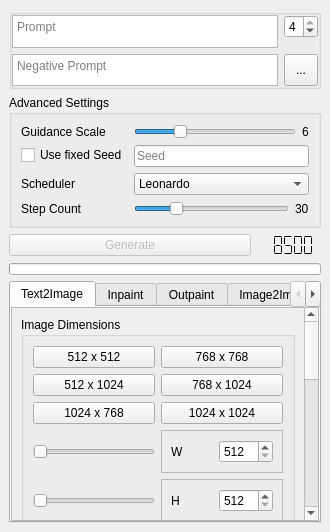
Qt form leonardo_ai/view/dock.ui (rainu/krita-leonardo-ai) before a commit.
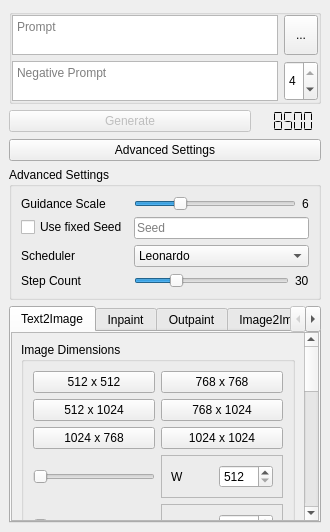
The same form after that commit. The open tabs and pages were chosen to show the change. Icons and pictures are not drawn.

Commit message: reorganize general settings in dock to make place for settings button

Patch:
```diff
--- a/leonardo_ai/view/dock.ui
+++ b/leonardo_ai/view/dock.ui
@@ -26,7 +26,7 @@
       <property name="maximumSize">
        <size>
         <width>16777215</width>
-        <height>80</height>
+        <height>110</height>
        </size>
       </property>
       <property name="layoutDirection">
@@ -49,22 +49,6 @@
         <number>0</number>
        </property>
        <item row="1" column="0">
-        <widget class="QPlainTextEdit" name="inNegativePrompt">
-         <property name="enabled">
-          <bool>true</bool>
-         </property>
-         <property name="maximumSize">
-          <size>
-           <width>16777215</width>
-           <height>40</height>
-          </size>
-         </property>
-         <property name="placeholderText">
-          <string>Negative Prompt</string>
-         </property>
-        </widget>
-       </item>
-       <item row="0" column="0">
         <widget class="QPlainTextEdit" name="inPrompt">
          <property name="maximumSize">
           <size>
@@ -80,8 +64,30 @@
          </property>
         </widget>
        </item>
-       <item row="0" column="1" alignment="Qt::AlignTop">
+       <item row="2" column="0">
+        <widget class="QPlainTextEdit" name="inNegativePrompt">
+         <property name="enabled">
+          <bool>true</bool>
+         </property>
+         <property name="maximumSize">
+          <size>
+           <width>16777215</width>
+           <height>40</height>
+          </size>
+         </property>
+         <property name="placeholderText">
+          <string>Negative Prompt</string>
+         </property>
+        </widget>
+       </item>
+       <item row="2" column="1">
         <widget class="QSpinBox" name="inNumberOfImages">
+         <property name="sizePolicy">
+          <sizepolicy hsizetype="Preferred" vsizetype="Preferred">
+           <horstretch>0</horstretch>
+           <verstretch>0</verstretch>
+          </sizepolicy>
+         </property>
          <property name="toolTip">
           <string>Number of generated Images</string>
          </property>
@@ -97,7 +103,7 @@
         </widget>
        </item>
        <item row="1" column="1">
-        <widget class="QToolButton" name="btnAdvancedSettings">
+        <widget class="QToolButton" name="toolButton">
          <property name="sizePolicy">
           <sizepolicy hsizetype="Preferred" vsizetype="Preferred">
            <horstretch>0</horstretch>
@@ -112,6 +118,72 @@
       </layout>
      </widget>
     </item>
+    <item>
+     <widget class="QFrame" name="frame_17">
+      <property name="frameShape">
+       <enum>QFrame::NoFrame</enum>
+      </property>
+      <property name="frameShadow">
+       <enum>QFrame::Raised</enum>
+      </property>
+      <layout class="QHBoxLayout" name="horizontalLayout_15">
+       <property name="leftMargin">
+        <number>0</number>
+       </property>
+       <property name="topMargin">
+        <number>0</number>
+       </property>
+       <property name="rightMargin">
+        <number>0</number>
+       </property>
+       <property name="bottomMargin">
+        <number>0</number>
+       </property>
+       <item>
+        <widget class="QPushButton" name="btnGenerate">
+         <property name="enabled">
+          <bool>false</bool>
+         </property>
+         <property name="sizePolicy">
+          <sizepolicy hsizetype="Expanding" vsizetype="Fixed">
+           <horstretch>0</horstretch>
+           <verstretch>0</verstretch>
+          </sizepolicy>
+         </property>
+         <property name="text">
+          <string>Generate</string>
+         </property>
+        </widget>
+       </item>
+       <item alignment="Qt::AlignRight">
+        <widget class="QLCDNumber" name="lcdBalance">
+         <property name="frameShape">
+          <enum>QFrame::NoFrame</enum>
+         </property>
+         <property name="segmentStyle">
+          <enum>QLCDNumber::Flat</enum>
+         </property>
+         <property name="value" stdset="0">
+          <double>8500.000000000000000</double>
+         </property>
+        </widget>
+       </item>
+      </layout>
+     </widget>
+    </item>
+    <item>
+     <widget class="QPushButton" name="btnAdvancedSettings">
+      <property name="sizePolicy">
+       <sizepolicy hsizetype="Preferred" vsizetype="Preferred">
+        <horstretch>0</horstretch>
+        <verstretch>0</verstretch>
+       </sizepolicy>
+      </property>
+      <property name="text">
+       <string>Advanced Settings</string>
+      </property>
+     </widget>
+    </item>
     <item>
      <widget class="QGroupBox" name="grpAdvancedSettings">
       <property name="title">
@@ -307,75 +379,6 @@
       </layout>
      </widget>
     </item>
-    <item>
-     <widget class="QFrame" name="frame_17">
-      <property name="frameShape">
-       <enum>QFrame::NoFrame</enum>
-      </property>
-      <property name="frameShadow">
-       <enum>QFrame::Raised</enum>
-      </property>
-      <layout class="QHBoxLayout" name="horizontalLayout_15">
-       <property name="leftMargin">
-        <number>0</number>
-       </property>
-       <property name="topMargin">
-        <number>0</number>
-       </property>
-       <property name="rightMargin">
-        <number>0</number>
-       </property>
-       <property name="bottomMargin">
-        <number>0</number>
-       </property>
-       <item>
-        <widget class="QPushButton" name="btnGenerate">
-         <property name="enabled">
-          <bool>false</bool>
-         </property>
-         <property name="sizePolicy">
-          <sizepolicy hsizetype="Expanding" vsizetype="Fixed">
-           <horstretch>0</horstretch>
-           <verstretch>0</verstretch>
-          </sizepolicy>
-         </property>
-         <property name="text">
-          <string>Generate</string>
-         </property>
-        </widget>
-       </item>
-       <item alignment="Qt::AlignRight">
-        <widget class="QLCDNumber" name="lcdBalance">
-         <property name="frameShape">
-          <enum>QFrame::NoFrame</enum>
-         </property>
-         <property name="segmentStyle">
-          <enum>QLCDNumber::Flat</enum>
-         </property>
-         <property name="value" stdset="0">
-          <double>8500.000000000000000</double>
-         </property>
-        </widget>
-       </item>
-      </layout>
-     </widget>
-    </item>
-    <item>
-     <widget class="QProgressBar" name="progress">
-      <property name="maximumSize">
-       <size>
-        <width>16777215</width>
-        <height>12</height>
-       </size>
-      </property>
-      <property name="maximum">
-       <number>111</number>
-      </property>
-      <property name="textVisible">
-       <bool>false</bool>
-      </property>
-     </widget>
-    </item>
     <item>
      <widget class="QTabWidget" name="tabType">
       <property name="currentIndex">
@@ -413,7 +416,7 @@
            <property name="geometry">
             <rect>
              <x>0</x>
-             <y>-264</y>
+             <y>0</y>
              <width>292</width>
              <height>722</height>
             </rect>
```
Left out of the diff: 30 changed lines with no effect on the pictures. The commit also changes 1 other file.
